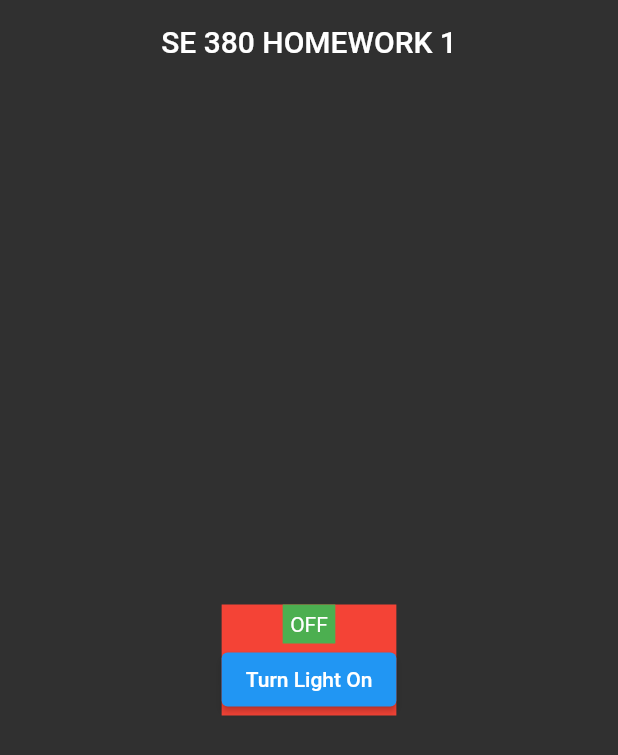
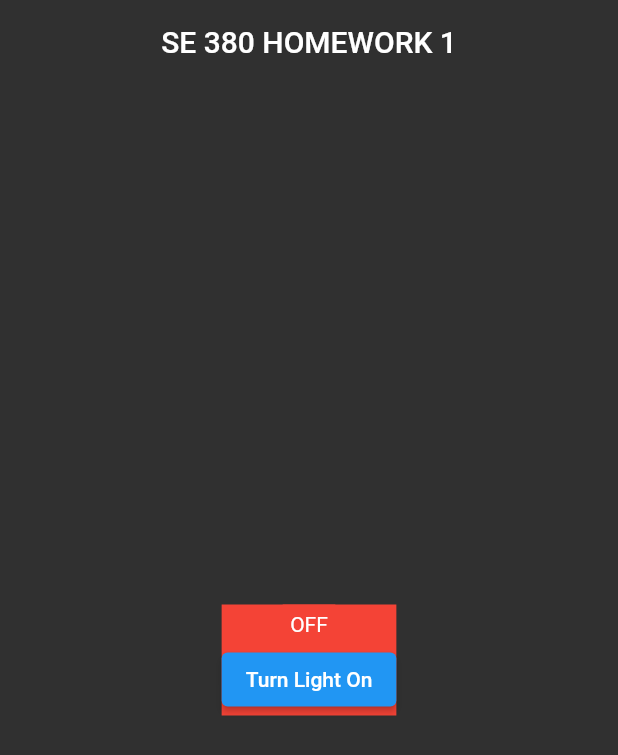
Before and after one commit to MehmetGulbahar/hw1_201933309131, a Flutter app: the screen it shows after launch, on a phone screen of 412 x 824 dp. Shown: the top 755 px of the screen. Run offline on Flutter 3.47's test engine with Material 2 defaults, Android fonts, the phone set to English and light mode, and no system bars.

```diff
--- a/lib/Homework/lamp.dart
+++ b/lib/Homework/lamp.dart
@@ -6,7 +6,8 @@ class Lamp extends StatelessWidget {
   @override
   Widget build(BuildContext context) {
     return  DecoratedBox(
-        decoration: BoxDecoration(color: Colors.green),
+
+        decoration: BoxDecoration(color: isOn ? Colors.green : Colors.red),
     child: Padding(
       padding: EdgeInsets.all(5.0),
       child: Text(isOn ? 'ON' : 'OFF'),
```
